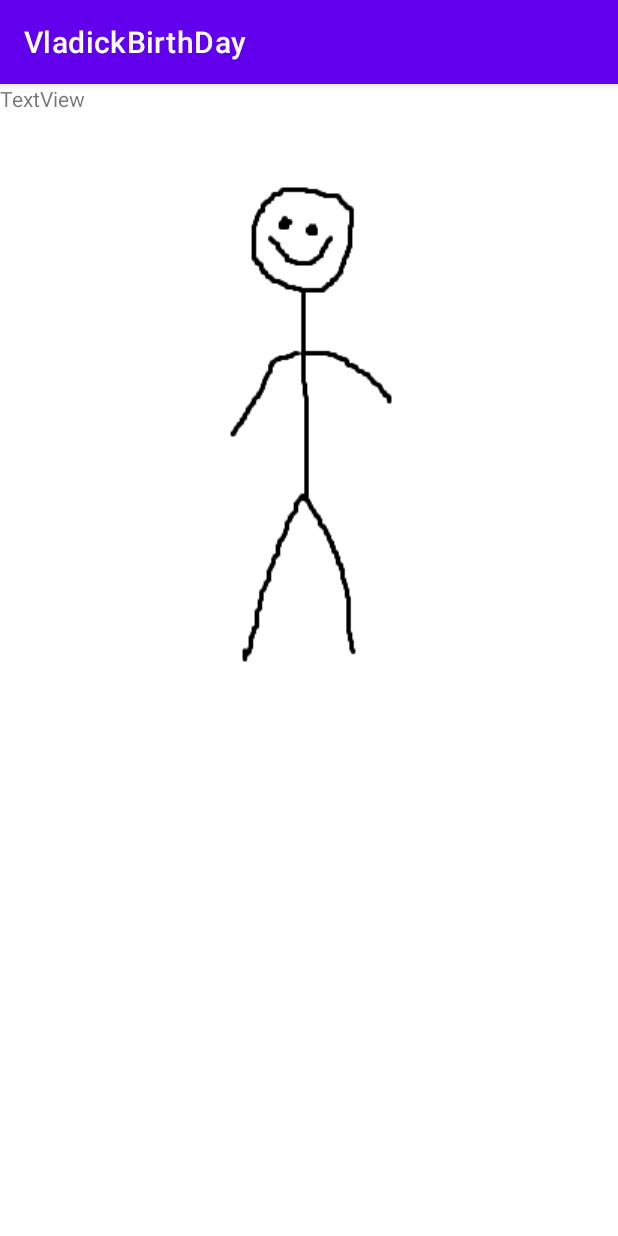
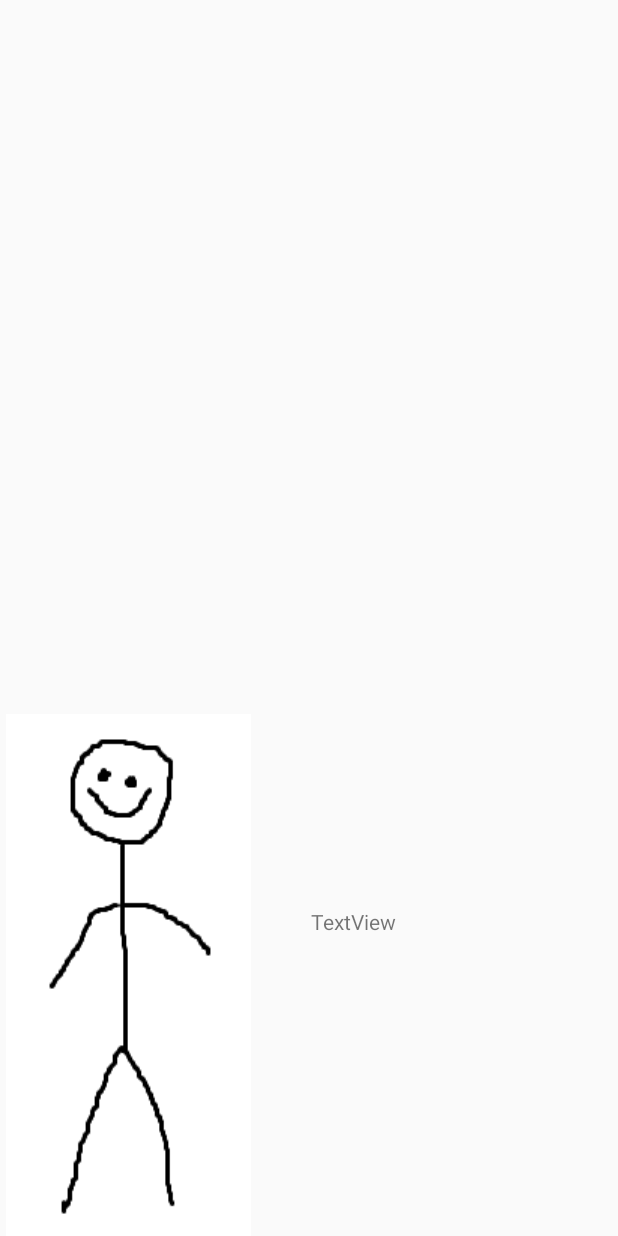
Before and after one commit to GUZLIKE/VladickBirthDay, an Android app: the SecondActivity screen opened directly, with no data from a screen before it, on a phone screen of 412 x 824 dp. Run offline under Robolectric (Android 15) with nearby library versions, the phone set to English and light mode, and no system bars.

Commit message:
CHANGED TEXT "DEBIL"
SECONAC. ADDED CLICK LOGIC

```diff
--- a/app/src/main/AndroidManifest.xml
+++ b/app/src/main/AndroidManifest.xml
@@ -9,7 +9,7 @@
         android:icon="@mipmap/ic_launcher"
         android:label="@string/app_name"
         android:supportsRtl="true"
-        android:theme="@style/Theme.VladickBirthDay"
+        android:theme="@style/Theme.AppCompat.DayNight.NoActionBar"
         tools:targetApi="31">
         <activity
             android:name=".MainActivity"
--- a/app/src/main/java/ru/guzlik/vladickbirthday/SecondActivity.java
+++ b/app/src/main/java/ru/guzlik/vladickbirthday/SecondActivity.java
@@ -1,13 +1,50 @@
 package ru.guzlik.vladickbirthday;
 
+import android.content.Intent;
 import android.os.Bundle;
+import android.view.View;
+import android.widget.ImageView;
+import android.widget.TextView;
+import android.widget.Toast;
 
 import androidx.appcompat.app.AppCompatActivity;
 
 public class SecondActivity extends AppCompatActivity {
+    TextView text2;
+
+    ImageView creature;
+
+    private String[] textArray = {"Вот и ты на месте"};
+    private int counter = -1;
+
+    View view;
     @Override
     protected void onCreate(Bundle savedInstanceState) {
         super.onCreate(savedInstanceState);
         setContentView(R.layout.second_activity);
+        text2 = (TextView) findViewById(R.id.text2);
+
+        creature = (ImageView) findViewById(R.id.debil2);
+
+        text2.setVisibility(View.VISIBLE);
+        click();
+        showToast();
+
     }
+    void click() {
+        creature.setOnClickListener(new View.OnClickListener() {
+            @Override
+            public void onClick(View v) {
+                counter++;
+                int index = counter % textArray.length;
+                text2.setText(textArray[index]);
+
+            }
+        });
+    }
+
+    public void showToast(){
+        Toast.makeText(this, "НАЖМИ НА ЧЕЛОВЕЧКА ЧТОБЫ НАЧАТЬ", Toast.LENGTH_LONG).show();
+    }
+
 }
--- a/app/src/main/res/layout/activity_main.xml
+++ b/app/src/main/res/layout/activity_main.xml
@@ -22,10 +22,11 @@
         android:id="@+id/text"
         android:layout_width="wrap_content"
         android:layout_height="wrap_content"
-        android:layout_marginBottom="136dp"
+        android:layout_marginBottom="116dp"
         android:text=""
         app:layout_constraintBottom_toBottomOf="parent"
         app:layout_constraintEnd_toEndOf="parent"
         app:layout_constraintHorizontal_bias="0.498"
         app:layout_constraintStart_toStartOf="parent" />
+
 </androidx.constraintlayout.widget.ConstraintLayout>
--- a/app/src/main/res/layout/second_activity.xml
+++ b/app/src/main/res/layout/second_activity.xml
@@ -6,15 +6,11 @@
     android:layout_height="match_parent">
 
     <ImageView
-        android:id="@+id/creature2"
+        android:id="@+id/debil2"
         android:layout_width="wrap_content"
         android:layout_height="wrap_content"
-        android:layout_marginStart="124dp"
-        android:layout_marginTop="33dp"
-        android:layout_marginEnd="124dp"
-        android:layout_marginBottom="350dp"
-        app:layout_constraintBottom_toBottomOf="parent"
-        app:layout_constraintEnd_toEndOf="parent"
+        android:layout_marginStart="4dp"
+        android:layout_marginTop="476dp"
         app:layout_constraintStart_toStartOf="parent"
         app:layout_constraintTop_toTopOf="parent"
         app:srcCompat="@drawable/creature" />
@@ -23,7 +19,9 @@
         android:id="@+id/text2"
         android:layout_width="wrap_content"
         android:layout_height="wrap_content"
+        android:layout_marginEnd="148dp"
+        android:layout_marginBottom="200dp"
         android:text="TextView"
-        tools:layout_editor_absoluteX="171dp"
-        tools:layout_editor_absoluteY="464dp" />
+        app:layout_constraintBottom_toBottomOf="parent"
+        app:layout_constraintEnd_toEndOf="parent" />
 </androidx.constraintlayout.widget.ConstraintLayout>
--- a/app/src/main/res/values-night/themes.xml
+++ b/app/src/main/res/values-night/themes.xml
@@ -1,6 +1,6 @@
 <resources xmlns:tools="http://schemas.android.com/tools">
     <!-- Base application theme. -->
-    <style name="Theme.VladickBirthDay" parent="Theme.MaterialComponents.DayNight.DarkActionBar">
+    <style name="Theme.VladickBirthDay" parent="Theme.MaterialComponents.DayNight.NoActionBar">
         <!-- Primary brand color. -->
         <item name="colorPrimary">@color/purple_200</item>
         <item name="colorPrimaryVariant">@color/purple_700</item>
--- a/app/src/main/res/values/themes.xml
+++ b/app/src/main/res/values/themes.xml
@@ -1,6 +1,6 @@
 <resources xmlns:tools="http://schemas.android.com/tools">
     <!-- Base application theme. -->
-    <style name="Theme.VladickBirthDay" parent="Theme.MaterialComponents.DayNight.DarkActionBar">
+    <style name="Theme.VladickBirthDay" parent="Theme.MaterialComponents.DayNight.NoActionBar">
         <!-- Primary brand color. -->
         <item name="colorPrimary">@color/purple_500</item>
         <item name="colorPrimaryVariant">@color/purple_700</item>
```
Also changed, not shown: app/src/main/java/ru/guzlik/vladickbirthday/MainActivity.java (+7 -3 lines).
